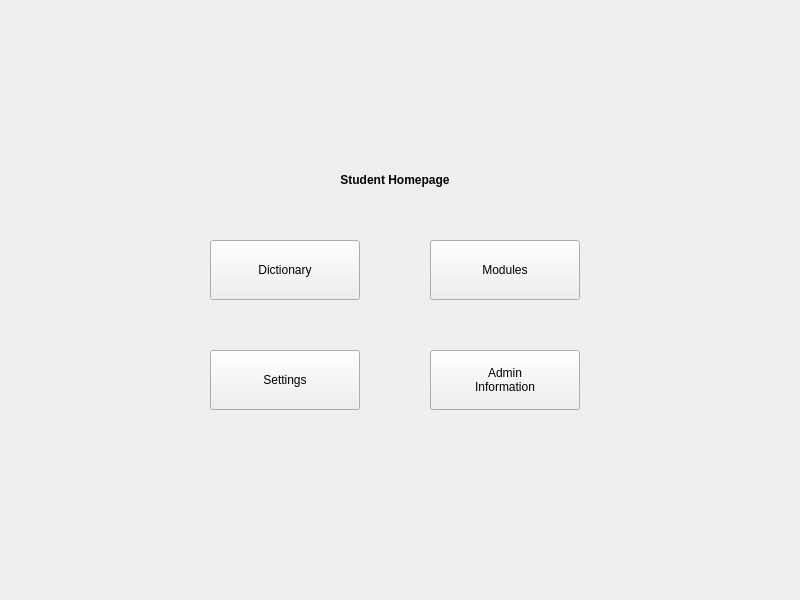
The window that widget.ui (ConnorGorman7/StockLab) describes before a commit, drawn with Qt 5.
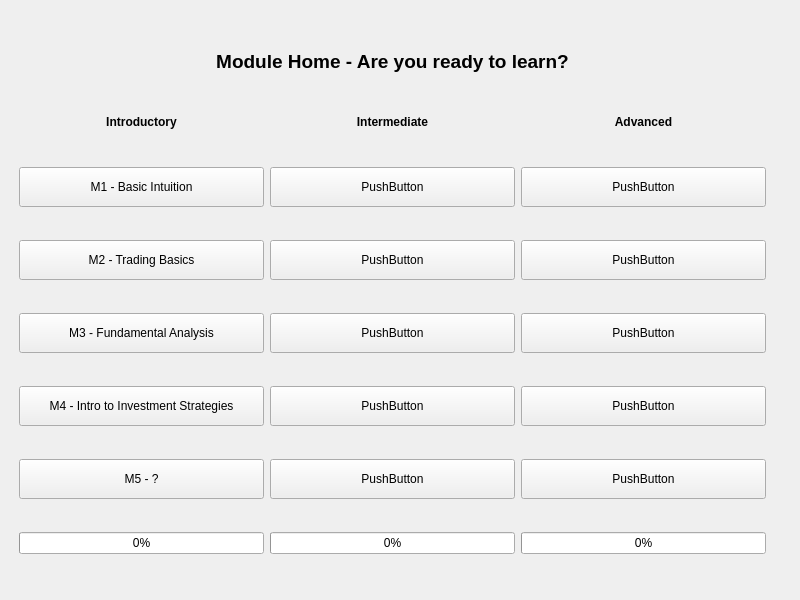
The same window after the commit.

Commit message: Further advanced module content, restructured it to be much better handled.

What changed in the file:
```diff
--- a/widget.ui
+++ b/widget.ui
@@ -19,17 +19,17 @@
    </property>
    <property name="geometry">
     <rect>
-     <x>0</x>
-     <y>0</y>
-     <width>801</width>
-     <height>601</height>
+     <x>11</x>
+     <y>11</y>
+     <width>787</width>
+     <height>581</height>
     </rect>
    </property>
    <property name="contextMenuPolicy">
     <enum>Qt::ContextMenuPolicy::DefaultContextMenu</enum>
    </property>
    <property name="currentIndex">
-    <number>4</number>
+    <number>5</number>
    </property>
    <widget class="QWidget" name="welcomePage">
     <property name="font">
@@ -643,6 +643,407 @@
      </property>
     </widget>
    </widget>
+   <widget class="QWidget" name="moduleWidget">
+    <widget class="QStackedWidget" name="moduleStack">
+     <property name="geometry">
+      <rect>
+       <x>-1</x>
+       <y>-1</y>
+       <width>765</width>
+       <height>581</height>
+      </rect>
+     </property>
+     <property name="currentIndex">
+      <number>0</number>
+     </property>
+     <widget class="QWidget" name="moduleHomepage">
+      <layout class="QGridLayout" name="gridLayout_2">
+       <item row="6" column="1">
+        <widget class="QPushButton" name="mod6">
+         <property name="minimumSize">
+          <size>
+           <width>0</width>
+           <height>40</height>
+          </size>
+         </property>
+         <property name="text">
+          <string>PushButton</string>
+         </property>
+        </widget>
+       </item>
+       <item row="8" column="1">
+        <widget class="QPushButton" name="mod8">
+         <property name="minimumSize">
+          <size>
+           <width>0</width>
+           <height>40</height>
+          </size>
+         </property>
+         <property name="text">
+          <string>PushButton</string>
+         </property>
+        </widget>
+       </item>
+       <item row="6" column="0">
+        <widget class="QPushButton" name="mod1">
+         <property name="minimumSize">
+          <size>
+           <width>0</width>
+           <height>40</height>
+          </size>
+         </property>
+         <property name="baseSize">
+          <size>
+           <width>0</width>
+           <height>0</height>
+          </size>
+         </property>
+         <property name="text">
+          <string>M1 - Basic Intuition</string>
+         </property>
+        </widget>
+       </item>
+       <item row="8" column="0">
+        <widget class="QPushButton" name="mod3">
+         <property name="minimumSize">
+          <size>
+           <width>0</width>
+           <height>40</height>
+          </size>
+         </property>
+         <property name="text">
+          <string>M3 - Fundamental Analysis</string>
+         </property>
+        </widget>
+       </item>
+       <item row="9" column="0">
+        <widget class="QPushButton" name="mod4">
+         <property name="minimumSize">
+          <size>
+           <width>0</width>
+           <height>40</height>
+          </size>
+         </property>
+         <property name="layoutDirection">
+          <enum>Qt::LayoutDirection::LeftToRight</enum>
+         </property>
+         <property name="text">
+          <string>M4 - Intro to Investment Strategies</string>
+         </property>
+        </widget>
+       </item>
+       <item row="11" column="2">
+        <widget class="QProgressBar" name="advProgress">
+         <property name="value">
+          <number>0</number>
+         </property>
+        </widget>
+       </item>
+       <item row="10" column="2">
+        <widget class="QPushButton" name="mod15">
+         <property name="minimumSize">
+          <size>
+           <width>0</width>
+           <height>40</height>
+          </size>
+         </property>
+         <property name="text">
+          <string>PushButton</string>
+         </property>
+        </widget>
+       </item>
+       <item row="7" column="0">
+        <widget class="QPushButton" name="mod2">
+         <property name="minimumSize">
+          <size>
+           <width>0</width>
+           <height>40</height>
+          </size>
+         </property>
+         <property name="text">
+          <string>M2 - Trading Basics</string>
+         </property>
+        </widget>
+       </item>
+       <item row="11" column="1">
+        <widget class="QProgressBar" name="interProgress">
+         <property name="value">
+          <number>0</number>
+         </property>
+        </widget>
+       </item>
+       <item row="9" column="1">
+        <widget class="QPushButton" name="mod9">
+         <property name="minimumSize">
+          <size>
+           <width>0</width>
+           <height>40</height>
+          </size>
+         </property>
+         <property name="text">
+          <string>PushButton</string>
+         </property>
+        </widget>
+       </item>
+       <item row="5" column="0">
+        <widget class="QLabel" name="introductoryLabel">
+         <property name="maximumSize">
+          <size>
+           <width>16777215</width>
+           <height>25</height>
+          </size>
+         </property>
+         <property name="font">
+          <font>
+           <bold>true</bold>
+          </font>
+         </property>
+         <property name="text">
+          <string>Introductory</string>
+         </property>
+         <property name="alignment">
+          <set>Qt::AlignmentFlag::AlignCenter</set>
+         </property>
+        </widget>
+       </item>
+       <item row="5" column="2">
+        <widget class="QLabel" name="advancedLabel">
+         <property name="maximumSize">
+          <size>
+           <width>16777215</width>
+           <height>25</height>
+          </size>
+         </property>
+         <property name="font">
+          <font>
+           <bold>true</bold>
+          </font>
+         </property>
+         <property name="text">
+          <string>Advanced</string>
+         </property>
+         <property name="alignment">
+          <set>Qt::AlignmentFlag::AlignCenter</set>
+         </property>
+        </widget>
+       </item>
+       <item row="11" column="0">
+        <widget class="QProgressBar" name="beginProgress">
+         <property name="value">
+          <number>0</number>
+         </property>
+        </widget>
+       </item>
+       <item row="10" column="0">
+        <widget class="QPushButton" name="mod5">
+         <property name="minimumSize">
+          <size>
+           <width>0</width>
+           <height>40</height>
+          </size>
+         </property>
+         <property name="text">
+          <string>M5 - ?</string>
+         </property>
+        </widget>
+       </item>
+       <item row="7" column="1">
+        <widget class="QPushButton" name="mod7">
+         <property name="minimumSize">
+          <size>
+           <width>0</width>
+           <height>40</height>
+          </size>
+         </property>
+         <property name="text">
+          <string>PushButton</string>
+         </property>
+        </widget>
+       </item>
+       <item row="8" column="2">
+        <widget class="QPushButton" name="mod13">
+         <property name="minimumSize">
+          <size>
+           <width>0</width>
+           <height>40</height>
+          </size>
+         </property>
+         <property name="text">
+          <string>PushButton</string>
+         </property>
+        </widget>
+       </item>
+       <item row="10" column="1">
+        <widget class="QPushButton" name="mod10">
+         <property name="minimumSize">
+          <size>
+           <width>0</width>
+           <height>40</height>
+          </size>
+         </property>
+         <property name="text">
+          <string>PushButton</string>
+         </property>
+        </widget>
+       </item>
+       <item row="6" column="2">
+        <widget class="QPushButton" name="mod11">
+         <property name="minimumSize">
+          <size>
+           <width>0</width>
+           <height>40</height>
+          </size>
+         </property>
+         <property name="text">
+          <string>PushButton</string>
+         </property>
+        </widget>
+       </item>
+       <item row="9" column="2">
+        <widget class="QPushButton" name="mod14">
+         <property name="minimumSize">
+          <size>
+           <width>0</width>
+           <height>40</height>
+          </size>
+         </property>
+         <property name="text">
+          <string>PushButton</string>
+         </property>
+        </widget>
+       </item>
+       <item row="5" column="1">
+        <widget class="QLabel" name="intermediateLabel">
+         <property name="font">
+          <font>
+           <bold>true</bold>
+          </font>
+         </property>
+         <property name="text">
+          <string>Intermediate</string>
+         </property>
+         <property name="alignment">
+          <set>Qt::AlignmentFlag::AlignCenter</set>
+         </property>
+        </widget>
+       </item>
+       <item row="7" column="2">
+        <widget class="QPushButton" name="mod12">
+         <property name="minimumSize">
+          <size>
+           <width>0</width>
+           <height>40</height>
+          </size>
+         </property>
+         <property name="text">
+          <string>PushButton</string>
+         </property>
+        </widget>
+       </item>
+       <item row="4" column="0" colspan="3">
+        <widget class="QLabel" name="moduleWelcome">
+         <property name="maximumSize">
+          <size>
+           <width>16777215</width>
+           <height>30</height>
+          </size>
+         </property>
+         <property name="font">
+          <font>
+           <pointsize>14</pointsize>
+           <bold>true</bold>
+          </font>
+         </property>
+         <property name="text">
+          <string>Module Home - Are you ready to learn?</string>
+         </property>
+         <property name="alignment">
+          <set>Qt::AlignmentFlag::AlignCenter</set>
+         </property>
+        </widget>
+       </item>
+      </layout>
+     </widget>
+     <widget class="QWidget" name="module1">
+      <layout class="QGridLayout" name="gridLayout">
+       <item row="0" column="1" alignment="|Qt::AlignmentFlag::AlignTop">
+        <widget class="QLabel" name="label_25">
+         <property name="font">
+          <font>
+           <pointsize>14</pointsize>
+           <bold>true</bold>
+          </font>
+         </property>
+         <property name="text">
+          <string>Mod 1 - Understanding Market Movements and Major Events</string>
+         </property>
+        </widget>
+       </item>
+       <item row="0" column="0">
+        <widget class="QPushButton" name="RETURNBTN">
+         <property name="text">
+          <string>Return</string>
+         </property>
+        </widget>
+       </item>
+       <item row="1" column="0" colspan="2">
+        <widget class="QScrollArea" name="scrollArea">
+         <property name="widgetResizable">
+          <bool>true</bool>
+         </property>
+         <widget class="QWidget" name="scrollAreaWidgetContents">
+          <property name="geometry">
+           <rect>
+            <x>0</x>
+            <y>0</y>
+            <width>741</width>
+            <height>519</height>
+           </rect>
+          </property>
+          <widget class="QScrollBar" name="verticalScrollBar">
+           <property name="geometry">
+            <rect>
+             <x>740</x>
+             <y>0</y>
+             <width>20</width>
+             <height>521</height>
+            </rect>
+           </property>
+           <property name="orientation">
+            <enum>Qt::Orientation::Vertical</enum>
+           </property>
+          </widget>
+          <widget class="QLabel" name="label_26">
+           <property name="geometry">
+            <rect>
+             <x>250</x>
+             <y>240</y>
+             <width>63</width>
+             <height>20</height>
+            </rect>
+           </property>
+           <property name="text">
+            <string>TextLabel</string>
+           </property>
+          </widget>
+         </widget>
+        </widget>
+       </item>
+      </layout>
+     </widget>
+     <widget class="QWidget" name="module2">
+      <layout class="QGridLayout" name="gridLayout_3">
+       <item row="0" column="0">
+        <widget class="QPushButton" name="RETURNBTN_2">
+         <property name="text">
+          <string>Return</string>
+         </property>
+        </widget>
+       </item>
+      </layout>
+     </widget>
+    </widget>
+   </widget>
   </widget>
  </widget>
  <resources/>
```
The commit also changes 3 other files.
